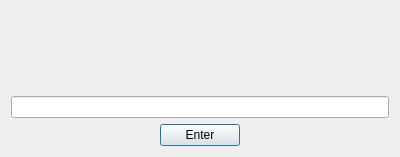
The window that designs/xml/forgot_question.ui (daniel-deru/WorkMate-3.0) describes before a commit, drawn with Qt 5.
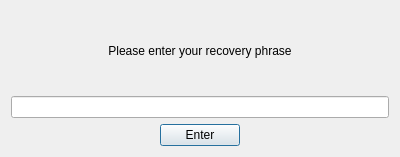
The same window after the commit.

The edit to the form file:
```diff
--- a/designs/xml/forgot_question.ui
+++ b/designs/xml/forgot_question.ui
@@ -17,7 +17,10 @@
    <item>
     <widget class="QLabel" name="lbl_question">
      <property name="text">
-      <string/>
+      <string>Please enter your recovery phrase</string>
+     </property>
+     <property name="alignment">
+      <set>Qt::AlignCenter</set>
      </property>
     </widget>
    </item>
```
